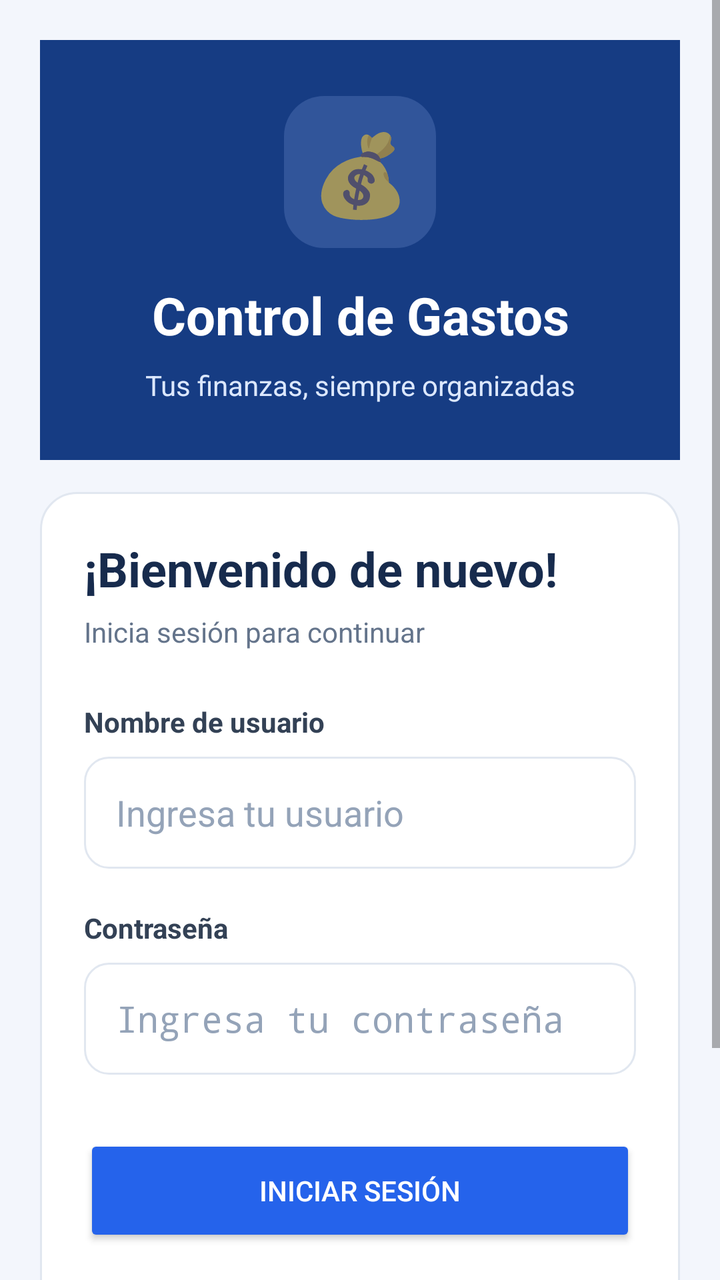
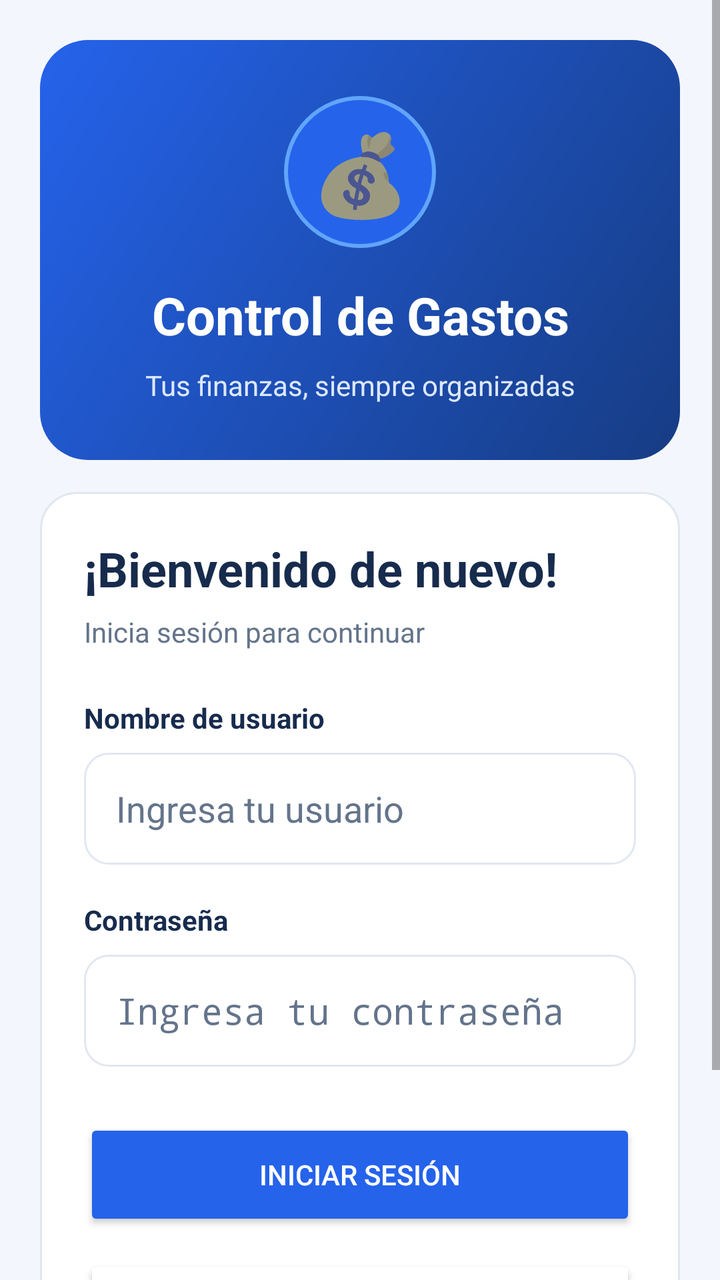

Screens rendered from an Android XML layout before and after an edit, with the pre-edit source and the edit as a unified diff.
<!-- AndroidManifest.xml: application theme Theme.ControlGastos -->
<!-- res/layout/activity_login.xml -->
<?xml version="1.0" encoding="utf-8"?>
<ScrollView
    xmlns:android="http://schemas.android.com/apk/res/android"
    android:layout_width="match_parent"
    android:layout_height="match_parent"
    android:background="#F3F6FC"
    android:fillViewport="true">

    <LinearLayout
        android:layout_width="match_parent"
        android:layout_height="wrap_content"
        android:orientation="vertical"
        android:padding="20dp">

        
        <LinearLayout
            android:layout_width="match_parent"
            android:layout_height="wrap_content"
            android:orientation="vertical"
            android:gravity="center"
            android:padding="28dp"
            android:background="#163C83">

            <TextView
                android:layout_width="76dp"
                android:layout_height="76dp"
                android:gravity="center"
                android:text="💰"
                android:textSize="40sp"
                android:background="@drawable/bg_icono_login" />

            <TextView
                android:layout_width="match_parent"
                android:layout_height="wrap_content"
                android:layout_marginTop="16dp"
                android:gravity="center"
                android:text="Control de Gastos"
                android:textColor="#FFFFFF"
                android:textSize="26sp"
                android:textStyle="bold" />

            <TextView
                android:layout_width="match_parent"
                android:layout_height="wrap_content"
                android:layout_marginTop="8dp"
                android:gravity="center"
                android:text="Tus finanzas, siempre organizadas"
                android:textColor="#DCE8FF"
                android:textSize="14sp" />

        </LinearLayout>

        
        <LinearLayout
            android:layout_width="match_parent"
            android:layout_height="wrap_content"
            android:layout_marginTop="16dp"
            android:orientation="vertical"
            android:padding="22dp"
            android:background="@drawable/bg_tarjeta_gasto">

            <TextView
                android:layout_width="match_parent"
                android:layout_height="wrap_content"
                android:text="¡Bienvenido de nuevo!"
                android:textColor="#172B4D"
                android:textSize="24sp"
                android:textStyle="bold" />

            <TextView
                android:layout_width="match_parent"
                android:layout_height="wrap_content"
                android:layout_marginTop="6dp"
                android:text="Inicia sesión para continuar"
                android:textColor="#64748B"
                android:textSize="14sp" />

            
            <TextView
                android:layout_width="match_parent"
                android:layout_height="wrap_content"
                android:layout_marginTop="26dp"
                android:text="Nombre de usuario"
                android:textColor="#334155"
                android:textStyle="bold" />

            <EditText
                android:id="@+id/etLoginUsuario"
                android:layout_width="match_parent"
                android:layout_height="56dp"
                android:layout_marginTop="8dp"
                android:background="@drawable/bg_campo_login"
                android:hint="Ingresa tu usuario"
                android:inputType="text"
                android:singleLine="true"
                android:paddingStart="16dp"
                android:paddingEnd="16dp"
                android:textColor="#172B4D"
                android:textColorHint="#94A3B8" />

            
            <TextView
                android:layout_width="match_parent"
                android:layout_height="wrap_content"
                android:layout_marginTop="20dp"
                android:text="Contraseña"
                android:textColor="#334155"
                android:textStyle="bold" />

            <EditText
                android:id="@+id/etLoginPassword"
                android:layout_width="match_parent"
                android:layout_height="56dp"
                android:layout_marginTop="8dp"
                android:background="@drawable/bg_campo_login"
                android:hint="Ingresa tu contraseña"
                android:inputType="textPassword"
                android:singleLine="true"
                android:paddingStart="16dp"
                android:paddingEnd="16dp"
                android:textColor="#172B4D"
                android:textColorHint="#94A3B8" />

            
            <Button
                android:id="@+id/btnIniciarSesion"
                android:layout_width="match_parent"
                android:layout_height="56dp"
                android:layout_marginTop="30dp"
                android:text="INICIAR SESIÓN"
                android:textColor="#FFFFFF"
                android:backgroundTint="#2563EB" />

            
            <Button
                android:id="@+id/btnIrRegistro"
                android:layout_width="match_parent"
                android:layout_height="wrap_content"
                android:layout_marginTop="12dp"
                android:text="¿No tienes cuenta? Regístrate"
                android:textColor="#2563EB"
                android:backgroundTint="#FFFFFF" />

        </LinearLayout>

        <TextView
            android:layout_width="match_parent"
            android:layout_height="wrap_content"
            android:layout_marginTop="24dp"
            android:layout_marginBottom="16dp"
            android:gravity="center"
            android:text="Control de Gastos • Finanzas personales"
            android:textColor="#94A3B8"
            android:textSize="12sp" />

    </LinearLayout>
</ScrollView>
<!-- resources referenced by this layout -->
<resources>
  <!-- drawable bg_campo_login (drawable) -->
  <?xml version="1.0" encoding="utf-8"?>
  <shape xmlns:android="http://schemas.android.com/apk/res/android"
      android:shape="rectangle">
  
      <solid android:color="@color/finance_surface" />
  
      <corners android:radius="12dp" />
  
      <stroke
          android:width="1dp"
          android:color="@color/finance_border" />
  
  </shape>
  <!-- drawable bg_icono_login (drawable) -->
  <?xml version="1.0" encoding="utf-8"?>
  <shape xmlns:android="http://schemas.android.com/apk/res/android"
      android:shape="rectangle">
  
      <solid android:color="#31559A" />
  
      <corners android:radius="20dp" />
  
  </shape>
  <!-- drawable bg_tarjeta_gasto (drawable) -->
  <?xml version="1.0" encoding="utf-8"?>
  <shape xmlns:android="http://schemas.android.com/apk/res/android"
      android:shape="rectangle">
  
      <solid android:color="@color/finance_surface" />
  
      <corners android:radius="18dp" />
  
      <stroke
          android:width="1dp"
          android:color="@color/finance_border" />
  
  </shape>
  <style name="Theme.ControlGastos" parent="Theme.AppCompat.DayNight.NoActionBar" />
  <color name="finance_surface">#FFFFFF</color>
  <color name="finance_border">#E1E7F0</color>
</resources>

<!-- the commit's change to res/layout/activity_login.xml (unified diff, before → after) -->
@@ -3,14 +3,15 @@
     xmlns:android="http://schemas.android.com/apk/res/android"
     android:layout_width="match_parent"
     android:layout_height="match_parent"
-    android:background="#F3F6FC"
+    android:background="@color/finance_background"
     android:fillViewport="true">
 
     <LinearLayout
         android:layout_width="match_parent"
         android:layout_height="wrap_content"
         android:orientation="vertical"
-        android:padding="20dp">
+        android:padding="20dp"
+        android:gravity="center_vertical">
 
         
         <LinearLayout
@@ -19,7 +20,7 @@
             android:orientation="vertical"
             android:gravity="center"
             android:padding="28dp"
-            android:background="#163C83">
+            android:background="@drawable/bg_panel_azul">
 
             <TextView
                 android:layout_width="76dp"
@@ -63,7 +64,7 @@
                 android:layout_width="match_parent"
                 android:layout_height="wrap_content"
                 android:text="¡Bienvenido de nuevo!"
-                android:textColor="#172B4D"
+                android:textColor="@color/finance_text"
                 android:textSize="24sp"
                 android:textStyle="bold" />
 
@@ -72,16 +73,16 @@
                 android:layout_height="wrap_content"
                 android:layout_marginTop="6dp"
                 android:text="Inicia sesión para continuar"
-                android:textColor="#64748B"
+                android:textColor="@color/finance_secondary_text"
                 android:textSize="14sp" />
 
             
             <TextView
                 android:layout_width="match_parent"
                 android:layout_height="wrap_content"
-                android:layout_marginTop="26dp"
+                android:layout_marginTop="24dp"
                 android:text="Nombre de usuario"
-                android:textColor="#334155"
+                android:textColor="@color/finance_text"
                 android:textStyle="bold" />
 
             <EditText
@@ -95,16 +96,16 @@
                 android:singleLine="true"
                 android:paddingStart="16dp"
                 android:paddingEnd="16dp"
-                android:textColor="#172B4D"
-                android:textColorHint="#94A3B8" />
+                android:textColor="@color/finance_text"
+                android:textColorHint="@color/finance_secondary_text" />
 
             
             <TextView
                 android:layout_width="match_parent"
                 android:layout_height="wrap_content"
-                android:layout_marginTop="20dp"
+                android:layout_marginTop="18dp"
                 android:text="Contraseña"
-                android:textColor="#334155"
+                android:textColor="@color/finance_text"
                 android:textStyle="bold" />
 
             <EditText
@@ -118,15 +119,15 @@
                 android:singleLine="true"
                 android:paddingStart="16dp"
                 android:paddingEnd="16dp"
-                android:textColor="#172B4D"
-                android:textColorHint="#94A3B8" />
+                android:textColor="@color/finance_text"
+                android:textColorHint="@color/finance_secondary_text" />
 
             
             <Button
                 android:id="@+id/btnIniciarSesion"
                 android:layout_width="match_parent"
                 android:layout_height="56dp"
-                android:layout_marginTop="30dp"
+                android:layout_marginTop="26dp"
                 android:text="INICIAR SESIÓN"
                 android:textColor="#FFFFFF"
                 android:backgroundTint="#2563EB" />
@@ -138,19 +139,19 @@
                 android:layout_height="wrap_content"
                 android:layout_marginTop="12dp"
                 android:text="¿No tienes cuenta? Regístrate"
-                android:textColor="#2563EB"
-                android:backgroundTint="#FFFFFF" />
+                android:textColor="@color/finance_primary"
+                android:backgroundTint="@color/finance_surface" />
 
         </LinearLayout>
 
         <TextView
             android:layout_width="match_parent"
             android:layout_height="wrap_content"
-            android:layout_marginTop="24dp"
-            android:layout_marginBottom="16dp"
+            android:layout_marginTop="20dp"
+            android:layout_marginBottom="12dp"
             android:gravity="center"
             android:text="Control de Gastos • Finanzas personales"
-            android:textColor="#94A3B8"
+            android:textColor="@color/finance_secondary_text"
             android:textSize="12sp" />
 
     </LinearLayout>
<!-- resource entries referenced after the edit -->
@@ -1,5 +1,8 @@
 <!-- resources referenced by this layout -->
 <resources>
+  <color name="finance_background">#F3F6FC</color>
+  <color name="finance_primary">#3390EC</color>
+  <color name="finance_secondary_text">#64748B</color>
   <!-- drawable bg_campo_login (drawable) -->
   <?xml version="1.0" encoding="utf-8"?>
   <shape xmlns:android="http://schemas.android.com/apk/res/android"
@@ -17,12 +20,22 @@
   <!-- drawable bg_icono_login (drawable) -->
   <?xml version="1.0" encoding="utf-8"?>
   <shape xmlns:android="http://schemas.android.com/apk/res/android"
+      android:shape="oval">
+      <solid android:color="#2563EB" />
+      <stroke
+          android:width="2dp"
+          android:color="#60A5FA" />
+  </shape>
+  <!-- drawable bg_panel_azul (drawable) -->
+  <?xml version="1.0" encoding="utf-8"?>
+  <shape xmlns:android="http://schemas.android.com/apk/res/android"
       android:shape="rectangle">
-  
-      <solid android:color="#31559A" />
-  
-      <corners android:radius="20dp" />
-  
+      <gradient
+          android:angle="135"
+          android:startColor="#163C83"
+          android:endColor="#2563EB"
+          android:type="linear" />
+      <corners android:radius="24dp" />
   </shape>
   <!-- drawable bg_tarjeta_gasto (drawable) -->
   <?xml version="1.0" encoding="utf-8"?>
@@ -40,6 +53,7 @@
   </shape>
   <style name="Theme.ControlGastos" parent="Theme.AppCompat.DayNight.NoActionBar" />
   <color name="finance_surface">#FFFFFF</color>
+  <color name="finance_text">#172B4D</color>
   <color name="finance_border">#E1E7F0</color>
 </resources>
 
